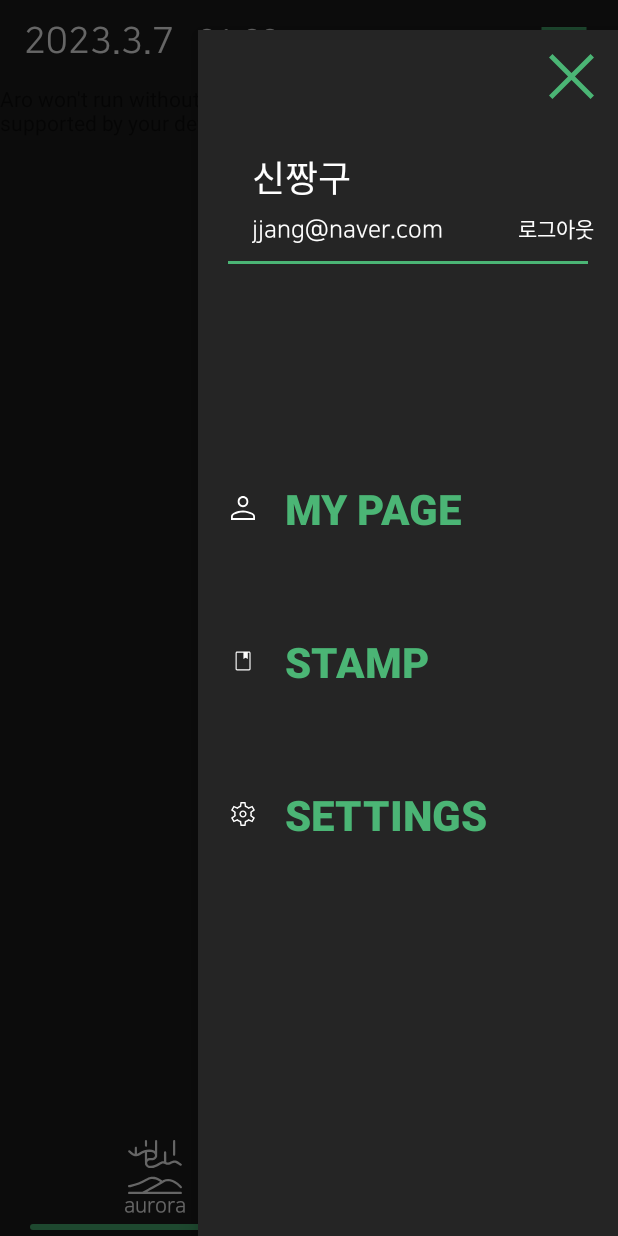
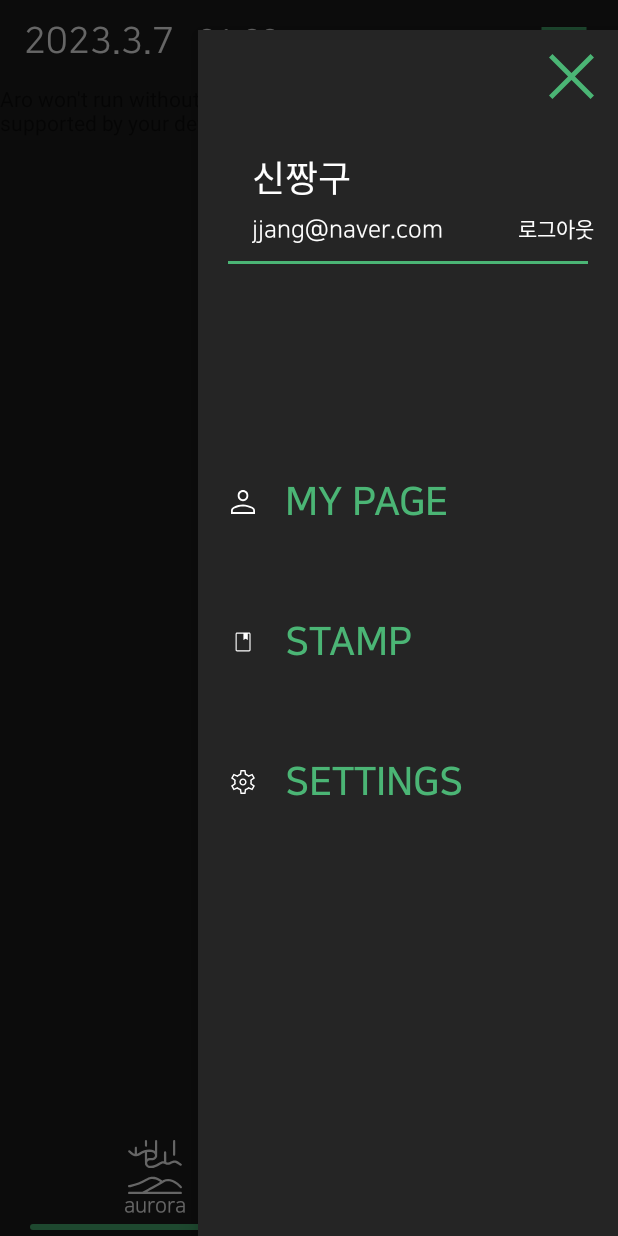
Before and after one commit to NASA-Official/AURORA-PROJECT-ARO, an Android app built with Jetpack Compose: the MainActivity screen opened directly, with no data from a screen before it, with the side drawer open, on a phone screen of 412 x 824 dp. Run offline under Robolectric (Android 15) with nearby library versions, the phone set to English and light mode, and no system bars; our stand-ins replace Dagger/Hilt's generated code, navigation-ui; libraries missing offline, so code that uses them is left out: com.github.mikephil.charting, com.google.maps.android, com.gun0912.tedpermission; network calls fail; Roboto replaces fonts that are not available here; 5 statements that could not run were skipped.

Commit message:
[FE] Style : Navigation Item Style Modify
Former-commit-id: ba15503c3ae4c420ce0f3dc881fafcf1c93c0a1f

```diff
--- a/client/Aro/app/src/main/res/layout/fragment_join_nickname.xml
+++ b/client/Aro/app/src/main/res/layout/fragment_join_nickname.xml
@@ -46,6 +46,7 @@
                 android:layout_height="wrap_content"
                 android:fontFamily="@font/nanum_square_r"
                 android:maxLength="10"
+                android:inputType="text"
                 android:maxLines="1"
                 android:textColor="@color/white"
                 android:translationZ="0dp" />
--- a/client/Aro/app/src/main/res/values/styles.xml
+++ b/client/Aro/app/src/main/res/values/styles.xml
@@ -8,10 +8,9 @@
     </style>
 
     <style name="NavigationItemStyle">
-        <item name="android:font">@font/nanum_barun_gothic</item>
+        <item name="android:fontFamily">@font/nanum_square_b</item>
         <item name="android:textAllCaps">false</item>
-        <item name="android:textSize">28sp</item>
-        <item name="android:textStyle">bold</item>
+        <item name="android:textSize">26sp</item>
     </style>
 
     <style name="RemoveSplashScreenTheme">
```
